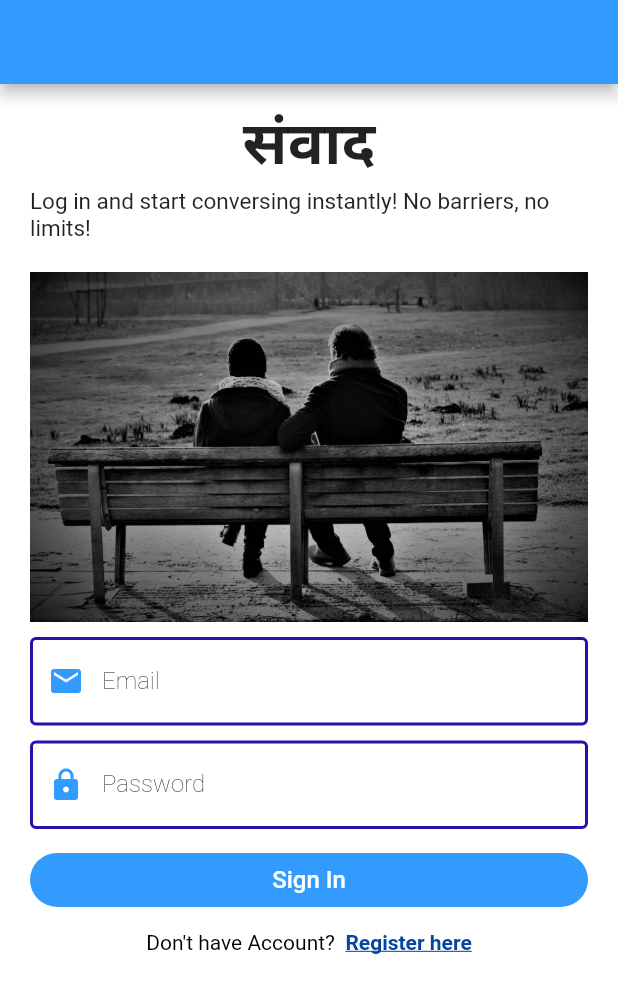
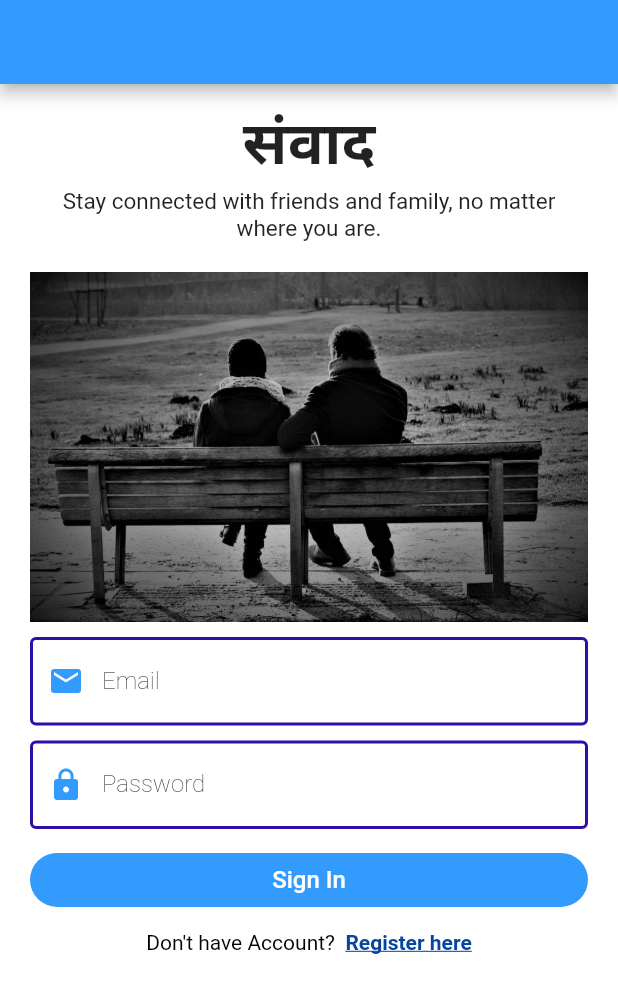
Before and after one commit to abhishakedahal/sambaad, a Flutter app: the screen it shows after launch, on a phone screen of 412 x 824 dp. Shown: the top 993 px of the screen. Run offline on Flutter 3.47's test engine with Material 2 defaults, Android fonts, the phone set to English and light mode, and no system bars; our stand-ins replace cloud_firestore, firebase_auth, firebase_core, shared_preferences; accounts and stored records are empty.

Commit message:
redesign the pages

```diff
--- a/lib/pages/login_page.dart
+++ b/lib/pages/login_page.dart
@@ -47,7 +47,9 @@ class _LoginPageState extends State<LoginPage> {
                       style: TextStyle(fontSize: 40,fontWeight: FontWeight.bold)
                     ),
                       const SizedBox(height: 5),
-                      const Text("Log in and start conversing instantly! No barriers, no limits!",
+                      //const Text("Login and start conversing instantly! No barriers, no limits!",
+                      const Text("Stay connected with friends and family, no matter where you are.",
+                      textAlign: TextAlign.center,
                         style: TextStyle(fontSize:15,fontWeight:FontWeight.w400)),
                       const SizedBox(height: 20),
                       Image.asset("assets/main1.png"),
--- a/lib/pages/register_page.dart
+++ b/lib/pages/register_page.dart
@@ -41,10 +41,11 @@ class _RegisterPageState extends State<RegisterPage> {
                 children: <Widget>[
                     const Text(
                       "संवाद",
-                      style: TextStyle(fontSize: 40,fontWeight: FontWeight.w400)
+                      style: TextStyle(fontSize: 40,fontWeight: FontWeight.bold)
                     ),
                       const SizedBox(height: 5),
                       const Text("Create your account now to see what people are talking about!",
+                        textAlign: TextAlign.center,
                         style: TextStyle(fontSize:15,fontWeight:FontWeight.w400)),
                         const SizedBox(height:20),
                       Image.asset("assets/main1.png"),
```
Also changed, not shown: lib/pages/group_info.dart (+11 -0 lines).
